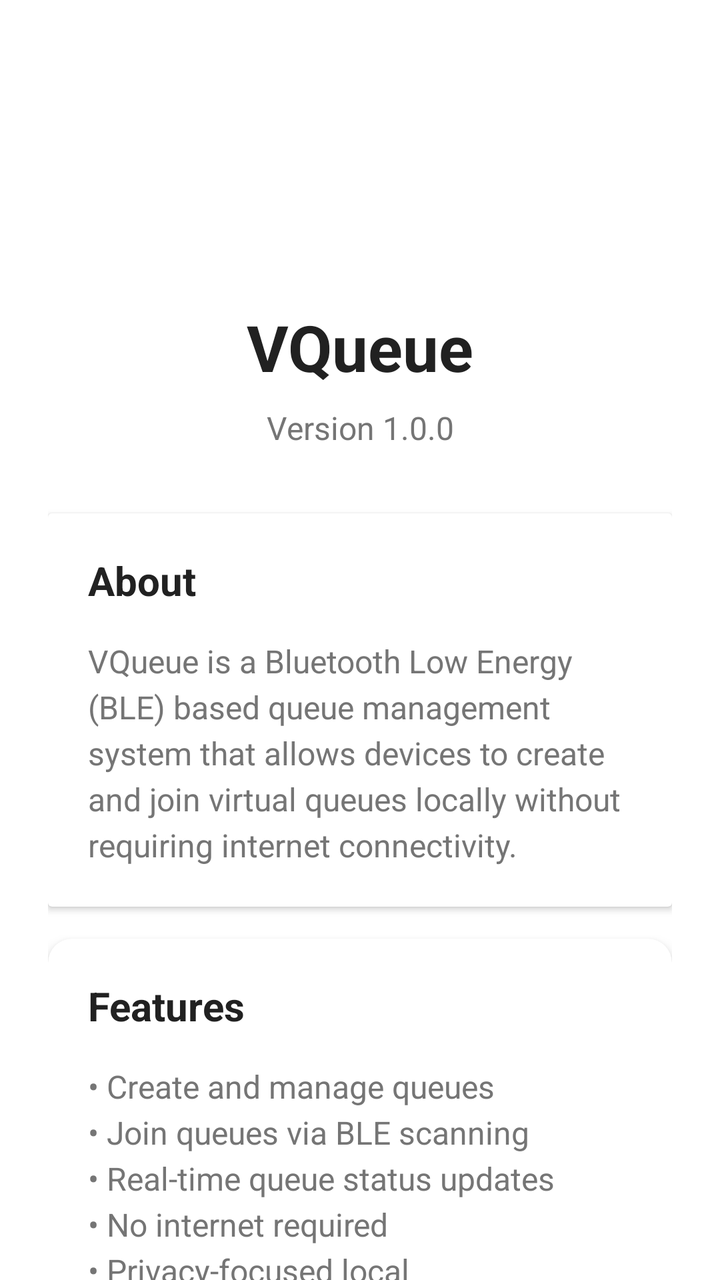
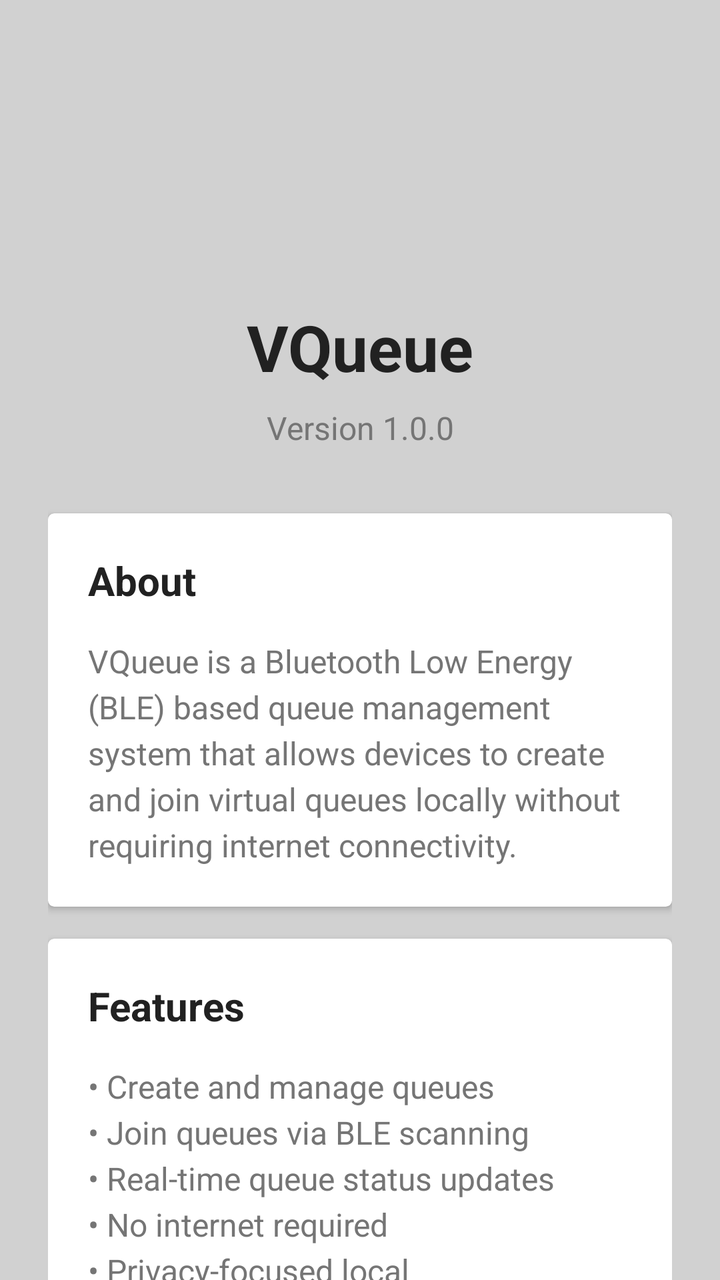

Two renders of the same Android screen: before a commit and after it. Below are the layout's source before the change and the commit's diff.
<!-- AndroidManifest.xml: application theme Theme.VQueue -->
<!-- res/layout/fragment_about.xml -->
<?xml version="1.0" encoding="utf-8"?>
<androidx.core.widget.NestedScrollView xmlns:android="http://schemas.android.com/apk/res/android"
    xmlns:app="http://schemas.android.com/apk/res-auto"
    android:layout_width="match_parent"
    android:layout_height="match_parent"
    android:background="@color/background_primary"
    android:fillViewport="true">

    <androidx.constraintlayout.widget.ConstraintLayout
        android:layout_width="match_parent"
        android:layout_height="wrap_content"
        android:padding="24dp">

        
        <ImageView
            android:id="@+id/appIcon"
            android:layout_width="80dp"
            android:layout_height="80dp"
            android:layout_marginTop="32dp"
            android:src="@mipmap/ic_launcher"
            android:contentDescription="VQueue Logo"
            app:layout_constraintTop_toTopOf="parent"
            app:layout_constraintStart_toStartOf="parent"
            app:layout_constraintEnd_toEndOf="parent" />

        
        <TextView
            android:id="@+id/appNameText"
            android:layout_width="wrap_content"
            android:layout_height="wrap_content"
            android:layout_marginTop="16dp"
            android:text="VQueue"
            android:textSize="32sp"
            android:textStyle="bold"
            android:textColor="@color/text_primary"
            app:layout_constraintTop_toBottomOf="@id/appIcon"
            app:layout_constraintStart_toStartOf="parent"
            app:layout_constraintEnd_toEndOf="parent" />

        
        <TextView
            android:id="@+id/versionText"
            android:layout_width="wrap_content"
            android:layout_height="wrap_content"
            android:layout_marginTop="8dp"
            android:text="Version 1.0.0"
            android:textSize="16sp"
            android:textColor="@color/text_secondary"
            app:layout_constraintTop_toBottomOf="@id/appNameText"
            app:layout_constraintStart_toStartOf="parent"
            app:layout_constraintEnd_toEndOf="parent" />

        
        <com.google.android.material.card.MaterialCardView
            android:id="@+id/descriptionCard"
            android:layout_width="0dp"
            android:layout_height="wrap_content"
            android:layout_marginTop="32dp"
            app:cardCornerRadius="2dp"
            app:cardElevation="2dp"
            app:cardBackgroundColor="@color/surface"
            app:layout_constraintTop_toBottomOf="@id/versionText"
            app:layout_constraintStart_toStartOf="parent"
            app:layout_constraintEnd_toEndOf="parent">

            <LinearLayout
                android:layout_width="match_parent"
                android:layout_height="wrap_content"
                android:orientation="vertical"
                android:padding="20dp">

                <TextView
                    android:layout_width="wrap_content"
                    android:layout_height="wrap_content"
                    android:text="About"
                    android:textSize="20sp"
                    android:textStyle="bold"
                    android:textColor="@color/text_primary"
                    android:layout_marginBottom="16dp" />

                <TextView
                    android:layout_width="wrap_content"
                    android:layout_height="wrap_content"
                    android:text="VQueue is a Bluetooth Low Energy (BLE) based queue management system that allows devices to create and join virtual queues locally without requiring internet connectivity."
                    android:textSize="16sp"
                    android:textColor="@color/text_secondary"
                    android:lineSpacingExtra="4dp" />

            </LinearLayout>

        </com.google.android.material.card.MaterialCardView>

        
        <com.google.android.material.card.MaterialCardView
            android:id="@+id/featuresCard"
            android:layout_width="0dp"
            android:layout_height="wrap_content"
            android:layout_marginTop="16dp"
            app:cardCornerRadius="12dp"
            app:cardElevation="4dp"
            app:cardBackgroundColor="@color/surface"
            app:layout_constraintTop_toBottomOf="@id/descriptionCard"
            app:layout_constraintStart_toStartOf="parent"
            app:layout_constraintEnd_toEndOf="parent">

            <LinearLayout
                android:layout_width="match_parent"
                android:layout_height="wrap_content"
                android:orientation="vertical"
                android:padding="20dp">

                <TextView
                    android:layout_width="wrap_content"
                    android:layout_height="wrap_content"
                    android:text="Features"
                    android:textSize="20sp"
                    android:textStyle="bold"
                    android:textColor="@color/text_primary"
                    android:layout_marginBottom="16dp" />

                <TextView
                    android:layout_width="wrap_content"
                    android:layout_height="wrap_content"
                    android:text="• Create and manage queues\n• Join queues via BLE scanning\n• Real-time queue status updates\n• No internet required\n• Privacy-focused local communication"
                    android:textSize="16sp"
                    android:textColor="@color/text_secondary"
                    android:lineSpacingExtra="4dp" />

            </LinearLayout>

        </com.google.android.material.card.MaterialCardView>

        
        <com.google.android.material.button.MaterialButton
            android:id="@+id/backButton"
            android:layout_width="0dp"
            android:layout_height="72dp"
            android:layout_marginTop="32dp"
            android:text="Back"
            android:textSize="32sp"
            android:textColor="@color/primary"
            app:backgroundTint="@color/white"
            app:strokeColor="@color/primary"
            app:strokeWidth="1dp"
            app:layout_constraintTop_toBottomOf="@id/featuresCard"
            app:layout_constraintStart_toStartOf="parent"
            app:layout_constraintEnd_toEndOf="parent" />

    </androidx.constraintlayout.widget.ConstraintLayout>

</androidx.core.widget.NestedScrollView>
<!-- resources referenced by this layout -->
<resources>
  <color name="background_primary">#FFFFFF</color>
  <color name="primary">#C80000</color>
  <color name="surface">#FFFFFFFF</color>
  <color name="text_primary">#FF212121</color>
  <color name="text_secondary">#FF757575</color>
  <color name="white">#FFFFFFFF</color>
  <!-- mipmap ic_launcher (mipmap-anydpi-v26) -->
  <?xml version="1.0" encoding="utf-8"?>
  <adaptive-icon xmlns:android="http://schemas.android.com/apk/res/android">
      <background android:drawable="@drawable/ic_launcher_background"/>
      <foreground android:drawable="@mipmap/ic_launcher_foreground"/>
  </adaptive-icon>
  <style name="Theme.VQueue" parent="Theme.MaterialComponents.DayNight.DarkActionBar">
          <item name="windowActionBar">false</item>
          <item name="windowNoTitle">true</item>
          
          <item name="colorPrimary">@color/primary</item>
          <item name="colorPrimaryVariant">@color/primary_dark</item>
          <item name="colorOnPrimary">@color/text_on_primary</item>
          <item name="android:textColorSecondary">@color/text_on_primary</item>
  
          <item name="colorSecondary">@color/accent</item>
          <item name="colorOnSecondary">@color/text_on_primary</item>
  
          
          <item name="android:colorBackground">@color/background_primary</item>
          <item name="colorSurface">@color/surface</item>
          <item name="colorOnSurface">@color/text_primary</item>
  
          
          <item name="android:statusBarColor">@color/primary</item>
  
          <item name="cornerFamily">rounded</item>
          <item name="cornerSize">16dp</item>
      </style>
  <!-- drawable ic_launcher_background: vector/xml drawable (drawable, 4866 chars, omitted) -->
  <color name="primary_dark">#BB0000</color>
  <color name="text_on_primary">#FFFFFFFF</color>
  <color name="accent">#FF03DAC5</color>
</resources>

<!-- the commit's change to res/layout/fragment_about.xml (unified diff, before → after) -->
@@ -3,7 +3,7 @@
     xmlns:app="http://schemas.android.com/apk/res-auto"
     android:layout_width="match_parent"
     android:layout_height="match_parent"
-    android:background="@color/background_primary"
+    android:background="@color/background_secondary"
     android:fillViewport="true">
 
     <androidx.constraintlayout.widget.ConstraintLayout
@@ -56,7 +56,7 @@
             android:layout_width="0dp"
             android:layout_height="wrap_content"
             android:layout_marginTop="32dp"
-            app:cardCornerRadius="2dp"
+            app:cardCornerRadius="3dp"
             app:cardElevation="2dp"
             app:cardBackgroundColor="@color/surface"
             app:layout_constraintTop_toBottomOf="@id/versionText"
@@ -96,7 +96,7 @@
             android:layout_width="0dp"
             android:layout_height="wrap_content"
             android:layout_marginTop="16dp"
-            app:cardCornerRadius="12dp"
+            app:cardCornerRadius="3dp"
             app:cardElevation="4dp"
             app:cardBackgroundColor="@color/surface"
             app:layout_constraintTop_toBottomOf="@id/descriptionCard"
@@ -130,21 +130,7 @@
 
         </com.google.android.material.card.MaterialCardView>
 
-        
-        <com.google.android.material.button.MaterialButton
-            android:id="@+id/backButton"
-            android:layout_width="0dp"
-            android:layout_height="72dp"
-            android:layout_marginTop="32dp"
-            android:text="Back"
-            android:textSize="32sp"
-            android:textColor="@color/primary"
-            app:backgroundTint="@color/white"
-            app:strokeColor="@color/primary"
-            app:strokeWidth="1dp"
-            app:layout_constraintTop_toBottomOf="@id/featuresCard"
-            app:layout_constraintStart_toStartOf="parent"
-            app:layout_constraintEnd_toEndOf="parent" />
+
 
     </androidx.constraintlayout.widget.ConstraintLayout>
 
<!-- resource entries referenced after the edit -->
@@ -1,11 +1,11 @@
 <!-- resources referenced by this layout -->
 <resources>
+  <color name="background_secondary">#D1D1D1</color>
   <color name="background_primary">#FFFFFF</color>
   <color name="primary">#C80000</color>
   <color name="surface">#FFFFFFFF</color>
   <color name="text_primary">#FF212121</color>
   <color name="text_secondary">#FF757575</color>
-  <color name="white">#FFFFFFFF</color>
   <!-- mipmap ic_launcher (mipmap-anydpi-v26) -->
   <?xml version="1.0" encoding="utf-8"?>
   <adaptive-icon xmlns:android="http://schemas.android.com/apk/res/android">
